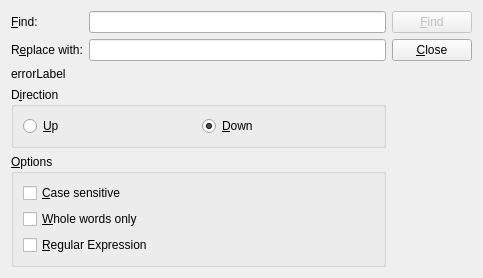
The window that dialogs/findreplaceform.ui (dewhisna/QtFindReplaceDialog) describes before a commit, drawn with Qt 5.
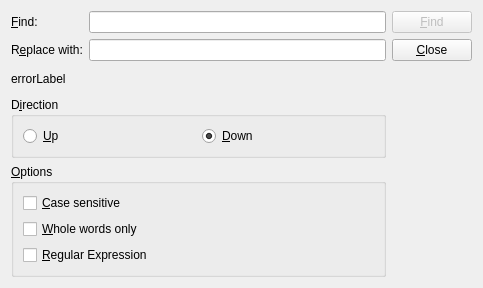
The same window after the commit.

Commit message: FindForm derived from FindReplaceForm hiding replace specific widgets

The edit to the form file:
```diff
--- a/dialogs/findreplaceform.ui
+++ b/dialogs/findreplaceform.ui
@@ -7,7 +7,7 @@
     <x>0</x>
     <y>0</y>
     <width>483</width>
-    <height>252</height>
+    <height>288</height>
    </rect>
   </property>
   <property name="windowTitle">
```
Left out of the diff: 2 changed lines with no effect on the pictures. The commit also changes 7 other files.
